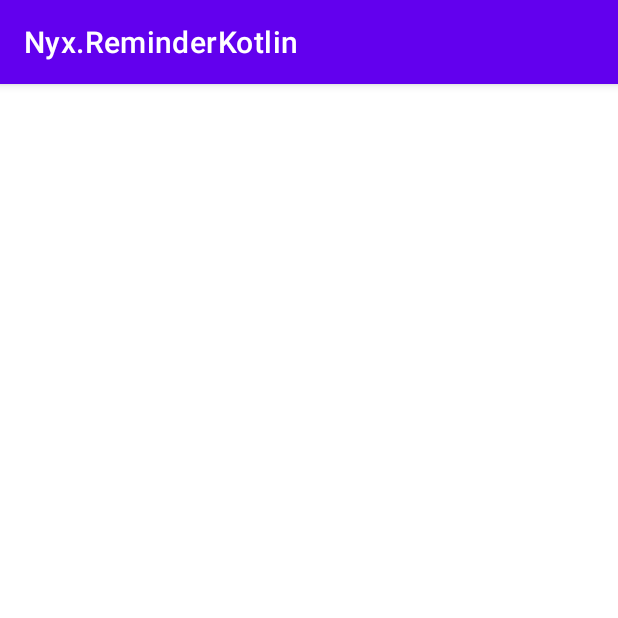
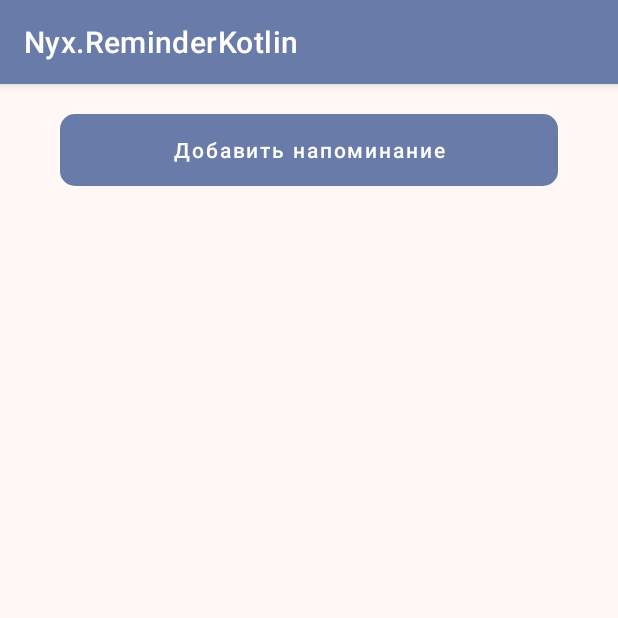
Before and after one commit to Ephemerayne/Nyx.ReminderKotlin, an Android app: the screen it shows after launch (MainActivity), on a phone screen of 412 x 824 dp, the top half of it. Run offline under Robolectric (Android 15) with nearby library versions, the phone set to English and light mode, and no system bars; our stand-ins replace Room's generated code; libraries missing offline, so code that uses them is left out: com.jakewharton.threetenabp; 1 statement that could not run was skipped.

Commit message:
added adapter and viewHolder reminder + layouts

```diff
--- a/app/src/main/java/space/lala/nyxreminderkotlin/MainActivity.kt
+++ b/app/src/main/java/space/lala/nyxreminderkotlin/MainActivity.kt
@@ -1,15 +1,41 @@
 package space.lala.nyxreminderkotlin
 
 import android.os.Bundle
+import android.view.View
 import androidx.appcompat.app.AppCompatActivity
 import androidx.lifecycle.ViewModelProvider
+import androidx.recyclerview.widget.LinearLayoutManager
+import space.lala.nyxreminderkotlin.adapter.ReminderAdapter
+import space.lala.nyxreminderkotlin.databinding.ActivityMainBinding
 
 class MainActivity : AppCompatActivity() {
     private lateinit var viewModel: MainActivityViewModel
+    private lateinit var binding: ActivityMainBinding
+    private val adapter: ReminderAdapter = ReminderAdapter()
+
 
     override fun onCreate(savedInstanceState: Bundle?) {
         super.onCreate(savedInstanceState)
-        setContentView(R.layout.activity_main)
+        ActivityMainBinding.inflate(layoutInflater).also {
+            binding = it
+            setContentView(it.root)
+        }
+
         viewModel = ViewModelProvider(this).get(MainActivityViewModel::class.java)
+
+        binding.recyclerViewReminders.layoutManager = LinearLayoutManager(this)
+
+        binding.recyclerViewReminders.adapter = adapter
+
+        viewModel.getAllReminders().observe(this, { reminders ->
+            if (reminders.isNotEmpty()) {
+                binding.recyclerViewReminders.visibility = View.VISIBLE
+                binding.addReminderButton.visibility = View.GONE
+            } else {
+                binding.recyclerViewReminders.visibility = View.GONE
+                binding.addReminderButton.visibility = View.VISIBLE
+            }
+            adapter.setReminders(reminders = reminders)
+        })
     }
 }
--- /dev/null
+++ b/app/src/main/java/space/lala/nyxreminderkotlin/adapter/ReminderAdapter.kt
@@ -0,0 +1,39 @@
+package space.lala.nyxreminderkotlin.adapter
+
+import android.view.LayoutInflater
+import android.view.ViewGroup
+import androidx.recyclerview.widget.RecyclerView
+import space.lala.nyxreminderkotlin.databinding.ReminderItemBinding
+import space.lala.nyxreminderkotlin.model.Reminder
+
+class ReminderAdapter : RecyclerView.Adapter<ReminderViewHolder>() {
+
+    private val reminders: ArrayList<Reminder> = ArrayList()
+
+    fun setReminders(reminders: List<Reminder>) {
+        this.reminders.clear()
+        this.reminders.addAll(reminders)
+        this.reminders.sortBy { reminder -> reminder.dateTime }
+        notifyDataSetChanged()
+
+    }
+
+    override fun onCreateViewHolder(parent: ViewGroup, viewType: Int): ReminderViewHolder {
+        val binding = ReminderItemBinding.inflate(
+            LayoutInflater.from(parent.context),
+            parent,
+            false
+        )
+
+        return ReminderViewHolder(binding)
+    }
+
+    override fun onBindViewHolder(holder: ReminderViewHolder, position: Int) {
+        val reminder: Reminder = reminders[position]
+        holder.setItemContent(reminder, reminders, position)
+    }
+
+    override fun getItemCount(): Int {
+        return reminders.size
+    }
+}
--- /dev/null
+++ b/app/src/main/res/drawable/button_shape.xml
@@ -0,0 +1,9 @@
+<?xml version="1.0" encoding="utf-8"?>
+<shape xmlns:android="http://schemas.android.com/apk/res/android"
+    android:shape="rectangle" >
+
+    <corners
+        android:radius="10dp" />
+
+    <solid android:color="@color/dark_blue" />
+</shape>
--- a/app/src/main/res/layout/activity_main.xml
+++ b/app/src/main/res/layout/activity_main.xml
@@ -1,13 +1,37 @@
 <?xml version="1.0" encoding="utf-8"?>
 <androidx.constraintlayout.widget.ConstraintLayout xmlns:android="http://schemas.android.com/apk/res/android"
+    xmlns:app="http://schemas.android.com/apk/res-auto"
     xmlns:tools="http://schemas.android.com/tools"
     android:layout_width="match_parent"
     android:layout_height="match_parent"
+    android:background="@color/background"
     tools:context=".MainActivity">
 
     <androidx.recyclerview.widget.RecyclerView
         android:id="@+id/recycler_view_reminders"
         android:layout_width="match_parent"
-        android:layout_height="match_parent" />
+        android:layout_height="match_parent"
+        android:visibility="gone"
+        app:layout_constraintBottom_toBottomOf="parent"
+        app:layout_constraintEnd_toEndOf="parent"
+        app:layout_constraintStart_toStartOf="parent"
+        app:layout_constraintTop_toTopOf="parent" />
+
+    <Button
+        android:id="@+id/add_reminder_button"
+        android:layout_width="0dp"
+        android:layout_height="wrap_content"
+        android:layout_marginHorizontal="40dp"
+        android:layout_marginTop="20dp"
+        android:background="@drawable/button_shape"
+        android:text="@string/add_reminder"
+        android:textAllCaps="false"
+        android:visibility="gone"
+        app:layout_constraintBottom_toBottomOf="@+id/recycler_view_reminders"
+        app:layout_constraintEnd_toEndOf="parent"
+        app:layout_constraintHorizontal_bias="0.465"
+        app:layout_constraintStart_toStartOf="parent"
+        app:layout_constraintTop_toTopOf="parent"
+        app:layout_constraintVertical_bias="0.0" />
 
 </androidx.constraintlayout.widget.ConstraintLayout>
--- a/app/src/main/res/values/colors.xml
+++ b/app/src/main/res/values/colors.xml
@@ -7,4 +7,13 @@
     <color name="teal_700">#FF018786</color>
     <color name="black">#FF000000</color>
     <color name="white">#FFFFFFFF</color>
+
+    //MY COLORS
+    <color name="light_blue">#95A5CE</color>
+    <color name="dark_blue">#697BA8</color>
+    <color name="light_grey">#E5E5E5</color>
+    <color name="dark_grey">#C4C4C4</color>
+    <color name="background">#FFF8F4</color>
+
+
 </resources>
--- a/app/src/main/res/values/strings.xml
+++ b/app/src/main/res/values/strings.xml
@@ -1,3 +1,4 @@
 <resources>
     <string name="app_name">Nyx.ReminderKotlin</string>
+    <string name="add_reminder">Добавить напоминание</string>
 </resources>
--- a/app/src/main/res/values/themes.xml
+++ b/app/src/main/res/values/themes.xml
@@ -2,7 +2,7 @@
     <!-- Base application theme. -->
     <style name="Theme.NyxReminderKotlin" parent="Theme.MaterialComponents.DayNight.DarkActionBar">
         <!-- Primary brand color. -->
-        <item name="colorPrimary">@color/purple_500</item>
+        <item name="colorPrimary">@color/dark_blue</item>
         <item name="colorPrimaryVariant">@color/purple_700</item>
         <item name="colorOnPrimary">@color/white</item>
         <!-- Secondary brand color. -->
@@ -13,4 +13,10 @@
         <item name="android:statusBarColor" tools:targetApi="l">?attr/colorPrimaryVariant</item>
         <!-- Customize your theme here. -->
     </style>
+    <style name="Theme.NyxReminderKotlin.ButtonTimeReminder" parent="Widget.MaterialComponents.Button">
+    <item name="colorPrimary">@color/light_grey</item>
+        <item name="strokeWidth">1dp</item>
+        <item name="strokeColor">@color/dark_blue</item>
+
+    </style>
 </resources>
```
Also changed, not shown: app/build.gradle (+7 -0 lines), app/src/main/java/space/lala/nyxreminderkotlin/adapter/ReminderViewHolder.kt (added, +62 -0 lines), app/src/main/res/layout/reminder_item.xml (added, +66 -0 lines).
